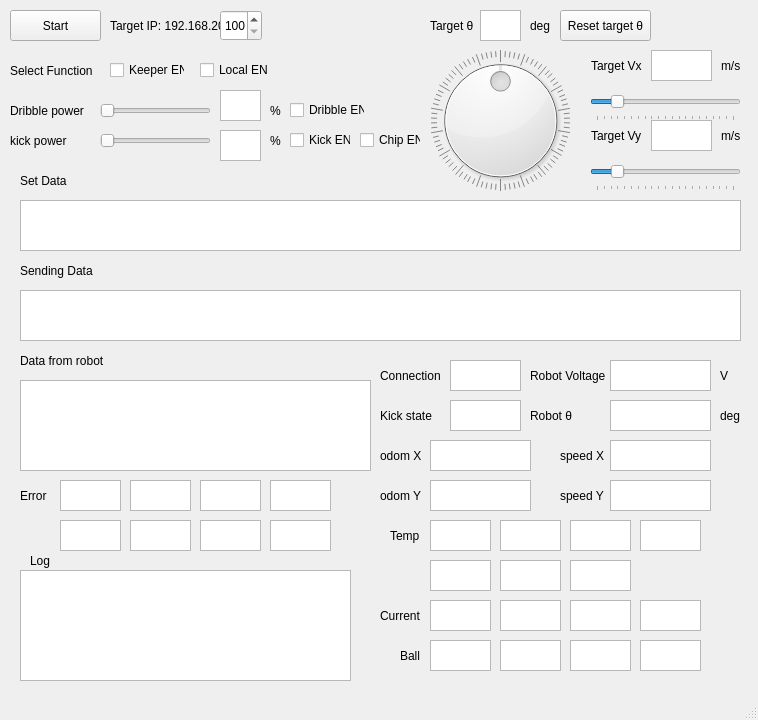
Above: Qt Communication Tester/Qt_Communication_Tester/qt_communication_tester.ui from ibis-ssl/GUI_Qt before the change. Below: the same form after it.
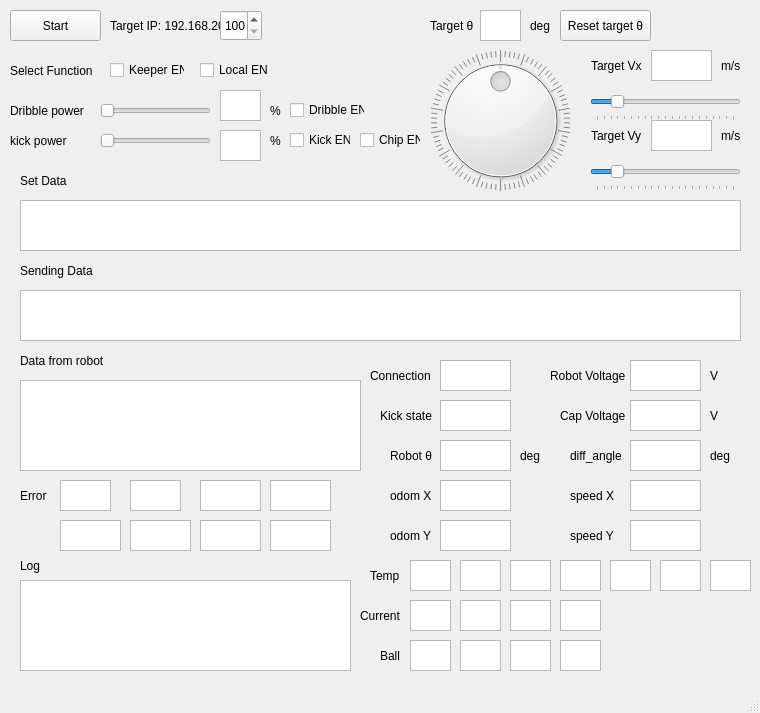
That is the form after the change.

```diff
--- a/Qt Communication Tester/Qt_Communication_Tester/qt_communication_tester.ui
+++ b/Qt Communication Tester/Qt_Communication_Tester/qt_communication_tester.ui
@@ -6,8 +6,8 @@
    <rect>
     <x>0</x>
     <y>0</y>
-    <width>758</width>
-    <height>720</height>
+    <width>760</width>
+    <height>713</height>
    </rect>
   </property>
   <property name="windowTitle">
@@ -123,7 +123,7 @@
      <rect>
       <x>20</x>
       <y>380</y>
-      <width>351</width>
+      <width>341</width>
       <height>91</height>
      </rect>
     </property>
@@ -145,19 +145,19 @@
     <property name="geometry">
      <rect>
       <x>20</x>
-      <y>570</y>
+      <y>580</y>
       <width>331</width>
-      <height>111</height>
+      <height>91</height>
      </rect>
     </property>
    </widget>
    <widget class="QLabel" name="label_6">
     <property name="geometry">
      <rect>
-      <x>30</x>
+      <x>20</x>
       <y>550</y>
       <width>41</width>
-      <height>21</height>
+      <height>31</height>
      </rect>
     </property>
     <property name="text">
@@ -513,9 +513,9 @@
    <widget class="QTextBrowser" name="show_robot_theta">
     <property name="geometry">
      <rect>
-      <x>610</x>
-      <y>400</y>
-      <width>101</width>
+      <x>440</x>
+      <y>440</y>
+      <width>71</width>
       <height>31</height>
      </rect>
     </property>
@@ -523,8 +523,8 @@
    <widget class="QLabel" name="label_17">
     <property name="geometry">
      <rect>
-      <x>720</x>
-      <y>400</y>
+      <x>710</x>
+      <y>440</y>
       <width>41</width>
       <height>31</height>
      </rect>
@@ -536,20 +536,20 @@
    <widget class="QLabel" name="label_18">
     <property name="geometry">
      <rect>
-      <x>530</x>
-      <y>400</y>
+      <x>570</x>
+      <y>440</y>
       <width>51</width>
       <height>31</height>
      </rect>
     </property>
     <property name="text">
-     <string>Robot θ</string>
+     <string>diff_angle</string>
     </property>
    </widget>
    <widget class="QLabel" name="label_19">
     <property name="geometry">
      <rect>
-      <x>530</x>
+      <x>550</x>
       <y>360</y>
       <width>81</width>
       <height>31</height>
@@ -562,7 +562,7 @@
    <widget class="QLabel" name="label_20">
     <property name="geometry">
      <rect>
-      <x>720</x>
+      <x>710</x>
       <y>360</y>
       <width>41</width>
       <height>31</height>
@@ -575,9 +575,9 @@
    <widget class="QTextBrowser" name="show_robot_voltage">
     <property name="geometry">
      <rect>
-      <x>610</x>
+      <x>630</x>
       <y>360</y>
-      <width>101</width>
+      <width>71</width>
       <height>31</height>
      </rect>
     </property>
@@ -585,7 +585,7 @@
    <widget class="QLabel" name="label_21">
     <property name="geometry">
      <rect>
-      <x>380</x>
+      <x>370</x>
       <y>360</y>
       <width>61</width>
       <height>31</height>
@@ -598,7 +598,7 @@
    <widget class="QTextBrowser" name="show_connection">
     <property name="geometry">
      <rect>
-      <x>450</x>
+      <x>440</x>
       <y>360</y>
       <width>71</width>
       <height>31</height>
@@ -621,7 +621,7 @@
    <widget class="QTextBrowser" name="show_kickstate">
     <property name="geometry">
      <rect>
-      <x>450</x>
+      <x>440</x>
       <y>400</y>
       <width>71</width>
       <height>31</height>
@@ -644,8 +644,8 @@
    <widget class="QLabel" name="label_23">
     <property name="geometry">
      <rect>
-      <x>380</x>
-      <y>440</y>
+      <x>390</x>
+      <y>480</y>
       <width>51</width>
       <height>31</height>
      </rect>
@@ -657,8 +657,8 @@
    <widget class="QLabel" name="label_24">
     <property name="geometry">
      <rect>
-      <x>380</x>
-      <y>480</y>
+      <x>390</x>
+      <y>520</y>
       <width>51</width>
       <height>31</height>
      </rect>
@@ -670,8 +670,8 @@
    <widget class="QLabel" name="label_25">
     <property name="geometry">
      <rect>
-      <x>560</x>
-      <y>480</y>
+      <x>570</x>
+      <y>520</y>
       <width>51</width>
       <height>31</height>
      </rect>
@@ -683,8 +683,8 @@
    <widget class="QLabel" name="label_26">
     <property name="geometry">
      <rect>
-      <x>560</x>
-      <y>440</y>
+      <x>570</x>
+      <y>480</y>
       <width>51</width>
       <height>31</height>
      </rect>
@@ -696,9 +696,9 @@
    <widget class="QTextBrowser" name="show_odomx">
     <property name="geometry">
      <rect>
-      <x>430</x>
-      <y>440</y>
-      <width>101</width>
+      <x>440</x>
+      <y>480</y>
+      <width>71</width>
       <height>31</height>
      </rect>
     </property>
@@ -706,9 +706,9 @@
    <widget class="QTextBrowser" name="show_odomy">
     <property name="geometry">
      <rect>
-      <x>430</x>
-      <y>480</y>
-      <width>101</width>
+      <x>440</x>
+      <y>520</y>
+      <width>71</width>
       <height>31</height>
      </rect>
     </property>
@@ -716,9 +716,9 @@
    <widget class="QTextBrowser" name="show_speedx">
     <property name="geometry">
      <rect>
-      <x>610</x>
-      <y>440</y>
-      <width>101</width>
+      <x>630</x>
+      <y>480</y>
+      <width>71</width>
       <height>31</height>
      </rect>
     </property>
@@ -726,9 +726,9 @@
    <widget class="QTextBrowser" name="show_speedy">
     <property name="geometry">
      <rect>
-      <x>610</x>
-      <y>480</y>
-      <width>101</width>
+      <x>630</x>
+      <y>520</y>
+      <width>71</width>
       <height>31</height>
      </rect>
     </property>
@@ -736,8 +736,8 @@
    <widget class="QLabel" name="label_27">
     <property name="geometry">
      <rect>
-      <x>390</x>
-      <y>520</y>
+      <x>370</x>
+      <y>560</y>
       <width>41</width>
       <height>31</height>
      </rect>
@@ -749,9 +749,9 @@
    <widget class="QTextBrowser" name="show_temp0">
     <property name="geometry">
      <rect>
-      <x>430</x>
-      <y>520</y>
-      <width>61</width>
+      <x>410</x>
+      <y>560</y>
+      <width>41</width>
       <height>31</height>
      </rect>
     </property>
@@ -759,9 +759,9 @@
    <widget class="QTextBrowser" name="show_temp3">
     <property name="geometry">
      <rect>
-      <x>640</x>
-      <y>520</y>
-      <width>61</width>
+      <x>560</x>
+      <y>560</y>
+      <width>41</width>
       <height>31</height>
      </rect>
     </property>
@@ -769,9 +769,9 @@
    <widget class="QTextBrowser" name="show_temp1">
     <property name="geometry">
      <rect>
-      <x>500</x>
-      <y>520</y>
-      <width>61</width>
+      <x>460</x>
+      <y>560</y>
+      <width>41</width>
       <height>31</height>
      </rect>
     </property>
@@ -779,9 +779,9 @@
    <widget class="QTextBrowser" name="show_temp4">
     <property name="geometry">
      <rect>
-      <x>430</x>
+      <x>610</x>
       <y>560</y>
-      <width>61</width>
+      <width>41</width>
       <height>31</height>
      </rect>
     </property>
@@ -789,9 +789,9 @@
    <widget class="QTextBrowser" name="show_temp2">
     <property name="geometry">
      <rect>
-      <x>570</x>
-      <y>520</y>
-      <width>61</width>
+      <x>510</x>
+      <y>560</y>
+      <width>41</width>
       <height>31</height>
      </rect>
     </property>
@@ -799,9 +799,9 @@
    <widget class="QTextBrowser" name="show_temp5">
     <property name="geometry">
      <rect>
-      <x>500</x>
+      <x>660</x>
       <y>560</y>
-      <width>61</width>
+      <width>41</width>
       <height>31</height>
      </rect>
     </property>
@@ -809,9 +809,9 @@
    <widget class="QTextBrowser" name="show_temp6">
     <property name="geometry">
      <rect>
-      <x>570</x>
+      <x>710</x>
       <y>560</y>
-      <width>61</width>
+      <width>41</width>
       <height>31</height>
      </rect>
     </property>
@@ -819,7 +819,7 @@
    <widget class="QLabel" name="label_34">
     <property name="geometry">
      <rect>
-      <x>380</x>
+      <x>360</x>
       <y>600</y>
       <width>51</width>
       <height>31</height>
@@ -832,9 +832,9 @@
    <widget class="QTextBrowser" name="show_current0">
     <property name="geometry">
      <rect>
-      <x>430</x>
+      <x>410</x>
       <y>600</y>
-      <width>61</width>
+      <width>41</width>
       <height>31</height>
      </rect>
     </property>
@@ -842,9 +842,9 @@
    <widget class="QTextBrowser" name="show_current1">
     <property name="geometry">
      <rect>
-      <x>500</x>
+      <x>460</x>
       <y>600</y>
-      <width>61</width>
+      <width>41</width>
       <height>31</height>
      </rect>
     </property>
@@ -852,9 +852,9 @@
    <widget class="QTextBrowser" name="show_current2">
     <property name="geometry">
      <rect>
-      <x>570</x>
+      <x>510</x>
       <y>600</y>
-      <width>61</width>
+      <width>41</width>
       <height>31</height>
      </rect>
     </property>
@@ -862,9 +862,9 @@
    <widget class="QTextBrowser" name="show_current3">
     <property name="geometry">
      <rect>
-      <x>640</x>
+      <x>560</x>
       <y>600</y>
-      <width>61</width>
+      <width>41</width>
       <height>31</height>
      </rect>
     </property>
@@ -874,7 +874,7 @@
      <rect>
       <x>60</x>
       <y>480</y>
-      <width>61</width>
+      <width>51</width>
       <height>31</height>
      </rect>
     </property>
@@ -897,7 +897,7 @@
      <rect>
       <x>130</x>
       <y>480</y>
-      <width>61</width>
+      <width>51</width>
       <height>31</height>
      </rect>
     </property>
@@ -965,9 +965,9 @@
    <widget class="QTextBrowser" name="show_ball1">
     <property name="geometry">
      <rect>
-      <x>500</x>
+      <x>460</x>
       <y>640</y>
-      <width>61</width>
+      <width>41</width>
       <height>31</height>
      </rect>
     </property>
@@ -975,9 +975,9 @@
    <widget class="QTextBrowser" name="show_ball0">
     <property name="geometry">
      <rect>
-      <x>430</x>
+      <x>410</x>
       <y>640</y>
-      <width>61</width>
+      <width>41</width>
       <height>31</height>
      </rect>
     </property>
@@ -985,7 +985,7 @@
    <widget class="QLabel" name="label_47">
     <property name="geometry">
      <rect>
-      <x>400</x>
+      <x>380</x>
       <y>640</y>
       <width>21</width>
       <height>31</height>
@@ -998,9 +998,9 @@
    <widget class="QTextBrowser" name="show_ball2">
     <property name="geometry">
      <rect>
-      <x>570</x>
+      <x>510</x>
       <y>640</y>
-      <width>61</width>
+      <width>41</width>
       <height>31</height>
      </rect>
     </property>
@@ -1008,13 +1008,85 @@
    <widget class="QTextBrowser" name="show_ball3">
     <property name="geometry">
      <rect>
-      <x>640</x>
+      <x>560</x>
       <y>640</y>
-      <width>61</width>
+      <width>41</width>
       <height>31</height>
      </rect>
     </property>
    </widget>
+   <widget class="QLabel" name="label_28">
+    <property name="geometry">
+     <rect>
+      <x>710</x>
+      <y>400</y>
+      <width>41</width>
+      <height>31</height>
+     </rect>
+    </property>
+    <property name="text">
+     <string>V</string>
+    </property>
+   </widget>
+   <widget class="QTextBrowser" name="show_cap_voltage">
+    <property name="geometry">
+     <rect>
+      <x>630</x>
+      <y>400</y>
+      <width>71</width>
+      <height>31</height>
+     </rect>
+    </property>
+   </widget>
+   <widget class="QLabel" name="label_29">
+    <property name="geometry">
+     <rect>
+      <x>560</x>
+      <y>400</y>
+      <width>81</width>
+      <height>31</height>
+     </rect>
+    </property>
+    <property name="text">
+     <string>Cap Voltage</string>
+    </property>
+   </widget>
+   <widget class="QLabel" name="label_30">
+    <property name="geometry">
+     <rect>
+      <x>390</x>
+      <y>440</y>
+      <width>51</width>
+      <height>31</height>
+     </rect>
+    </property>
+    <property name="text">
+     <string>Robot θ</string>
+    </property>
+   </widget>
+   <widget class="QTextBrowser" name="show_robot_theta_diff">
+    <property name="geometry">
+     <rect>
+      <x>630</x>
+      <y>440</y>
+      <width>71</width>
+      <height>31</height>
+     </rect>
+    </property>
+   </widget>
+   <widget class="QLabel" name="label_31">
+    <property name="geometry">
+     <rect>
+      <x>520</x>
+      <y>440</y>
+      <width>41</width>
+      <height>31</height>
+     </rect>
+    </property>
+    <property name="text">
+     <string>deg</string>
+    </property>
+   </widget>
   </widget>
   <widget class="QMenuBar" name="menubar">
    <property name="geometry">
```
Left out of the diff: 2 changed lines with no effect on the pictures.
